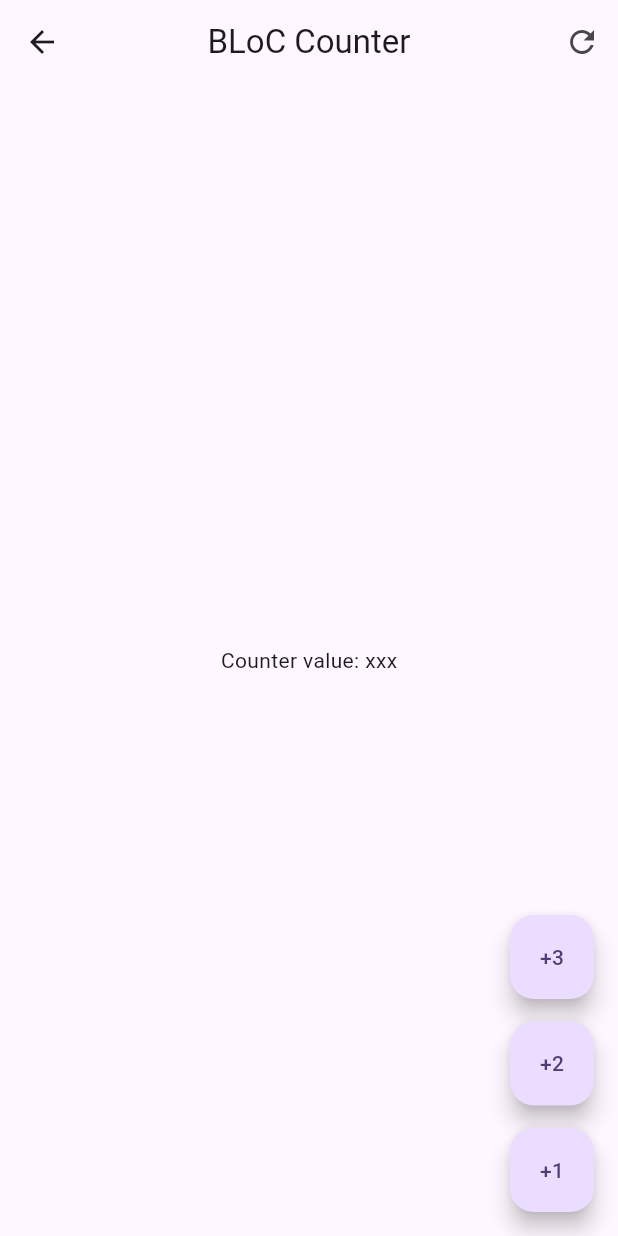
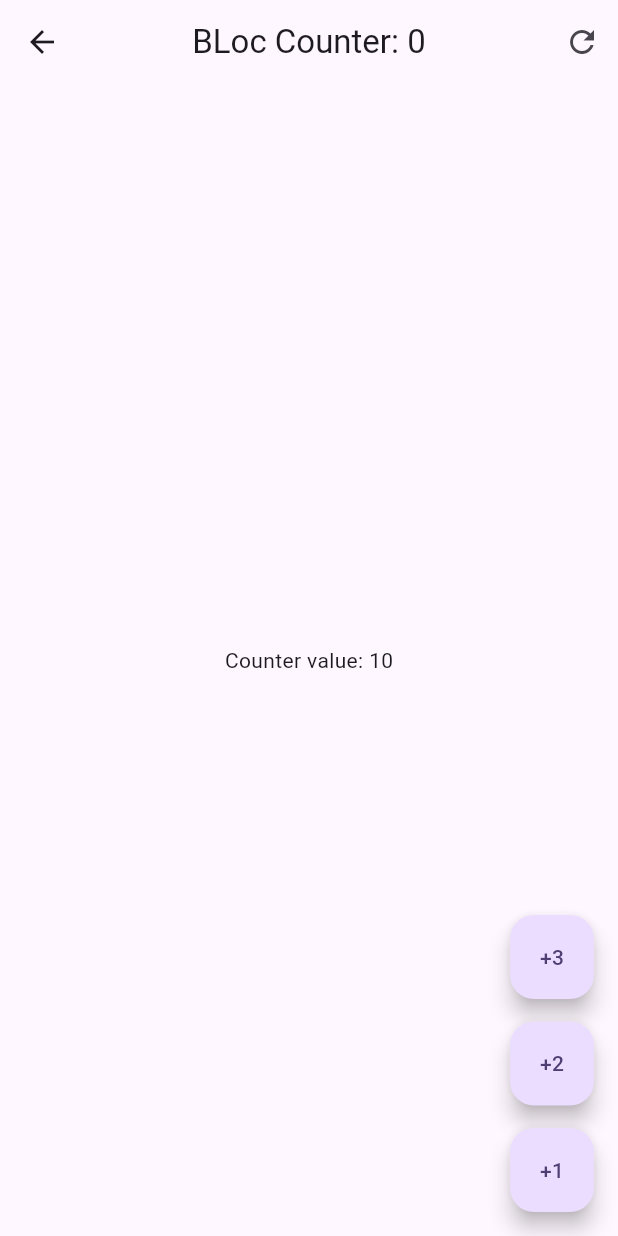
Before and after one commit to LuisPulenta/forms_app, a Flutter app: the screen it shows after launch, after a tap on "BLoC", on a phone screen of 412 x 824 dp. Run offline on Flutter 3.47's test engine with Material 2 defaults, Android fonts, the phone set to English and light mode, and no system bars; our stand-ins replace equatable, flutter_bloc, go_router.

Commit message:
Video 289

```diff
--- a/lib/presentation/blocs/counter_bloc/counter_bloc.dart
+++ b/lib/presentation/blocs/counter_bloc/counter_bloc.dart
@@ -7,6 +7,7 @@ part 'counter_state.dart';
 class CounterBloc extends Bloc<CounterEvent, CounterState> {
   CounterBloc() : super(const CounterState()) {
     on<CounterIncreased>(_onCounterIncrease);
+    on<CounterReset>(_onCounterReset);
   }
 
   void _onCounterIncrease(CounterIncreased event, Emitter<CounterState> emit) {
@@ -15,4 +16,10 @@ class CounterBloc extends Bloc<CounterEvent, CounterState> {
       transactionCount: state.transactionCount + 1,
     ));
   }
+
+  void _onCounterReset(CounterReset event, Emitter<CounterState> emit) {
+    emit(state.copyWith(
+      counter: 0,
+    ));
+  }
 }
--- a/lib/presentation/blocs/counter_bloc/counter_event.dart
+++ b/lib/presentation/blocs/counter_bloc/counter_event.dart
@@ -12,3 +12,5 @@ class CounterIncreased extends CounterEvent {
 
   const CounterIncreased(this.value);
 }
+
+class CounterReset extends CounterEvent {}
--- a/lib/presentation/blocs/counter_bloc/counter_state.dart
+++ b/lib/presentation/blocs/counter_bloc/counter_state.dart
@@ -12,7 +12,7 @@ class CounterState extends Equatable {
   }) =>
       CounterState(
         counter: counter ?? this.counter,
-        transactionCount: transactionCount ?? this.counter,
+        transactionCount: transactionCount ?? this.transactionCount,
       );
 
   @override
--- a/lib/presentation/screens/bloc_counter_screen.dart
+++ b/lib/presentation/screens/bloc_counter_screen.dart
@@ -1,30 +1,55 @@
 import 'package:flutter/material.dart';
+import 'package:flutter_bloc/flutter_bloc.dart';
+import 'package:forms_app/presentation/blocs/counter_bloc/counter_bloc.dart';
 
 class BlocCounterScreen extends StatelessWidget {
   const BlocCounterScreen({Key? key}) : super(key: key);
 
   @override
   Widget build(BuildContext context) {
+    return BlocProvider(create: (_) => CounterBloc(), child: BlocCounterView());
+  }
+}
+
+//-------------------------------------------------------------------
+//------------------------ BlocCounterView --------------------------
+//-------------------------------------------------------------------
+
+class BlocCounterView extends StatelessWidget {
+  const BlocCounterView({
+    super.key,
+  });
+
+  void increaseCounterBy(BuildContext context, [int value = 1]) {
+    context.read<CounterBloc>().add(CounterIncreased(value));
+  }
+
+  @override
+  Widget build(BuildContext context) {
     return Scaffold(
       appBar: AppBar(
-        title: const Text('BLoC Counter'),
+        title: context.select((CounterBloc counterBloc) =>
+            Text('BLoc Counter: ${counterBloc.state.transactionCount}')),
         centerTitle: true,
         actions: [
           IconButton(
-            onPressed: () => {},
+            onPressed: () => {
+              context.read<CounterBloc>().add(CounterReset()),
+            },
             icon: const Icon(Icons.refresh_outlined),
           ),
         ],
       ),
-      body: const Center(
-        child: Text('Counter value: xxx'),
+      body: Center(
+        child: context.select((CounterBloc counterBloc) =>
+            Text('Counter value: ${counterBloc.state.counter}')),
       ),
       floatingActionButton: Column(
         mainAxisAlignment: MainAxisAlignment.end,
         children: [
           FloatingActionButton(
             heroTag: 3,
-            onPressed: () => {},
+            onPressed: () => {increaseCounterBy(context, 3)},
             child: const Text('+3'),
           ),
           const SizedBox(
@@ -32,7 +57,7 @@ class BlocCounterScreen extends StatelessWidget {
           ),
           FloatingActionButton(
             heroTag: 2,
-            onPressed: () => {},
+            onPressed: () => {increaseCounterBy(context, 2)},
             child: const Text('+2'),
           ),
           const SizedBox(
@@ -40,7 +65,7 @@ class BlocCounterScreen extends StatelessWidget {
           ),
           FloatingActionButton(
             heroTag: 1,
-            onPressed: () => {},
+            onPressed: () => {increaseCounterBy(context)},
             child: const Text('+1'),
           ),
         ],
--- a/lib/presentation/screens/home_screen.dart
+++ b/lib/presentation/screens/home_screen.dart
@@ -21,6 +21,12 @@ class HomeScreen extends StatelessWidget {
             trailing: const Icon(Icons.arrow_forward_ios_outlined),
             onTap: () => context.push('/blocs'),
           ),
+          const Padding(
+            padding: EdgeInsets.symmetric(horizontal: 10),
+            child: Divider(
+              color: Colors.black,
+            ),
+          ),
         ],
       ),
     );
```
